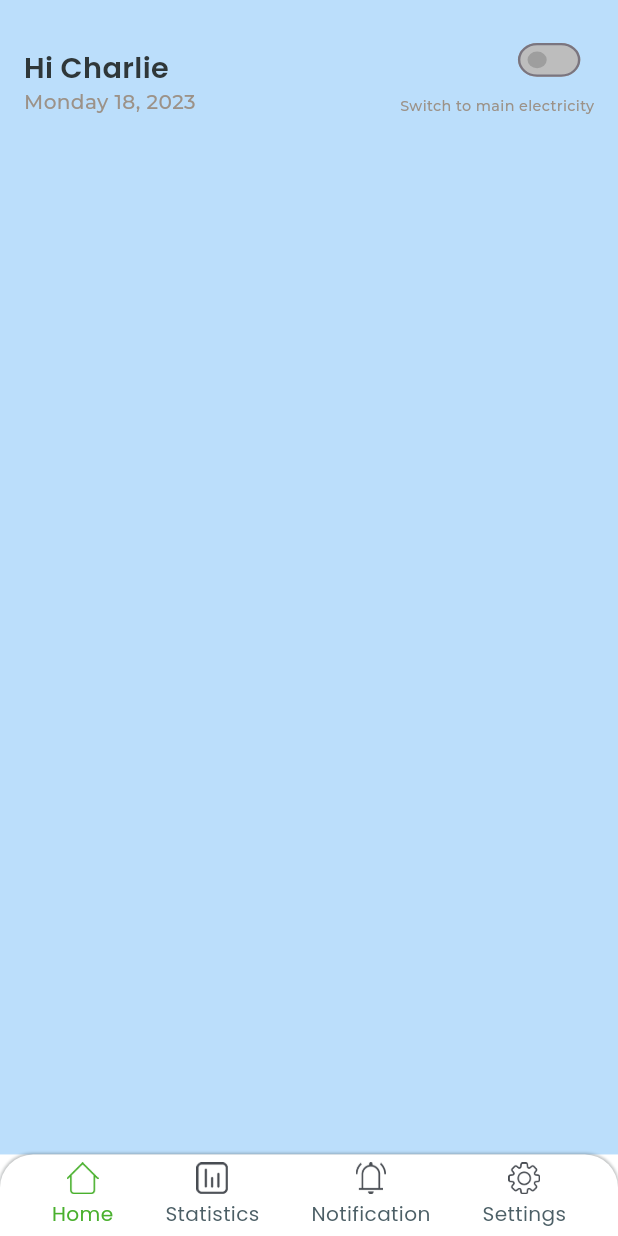
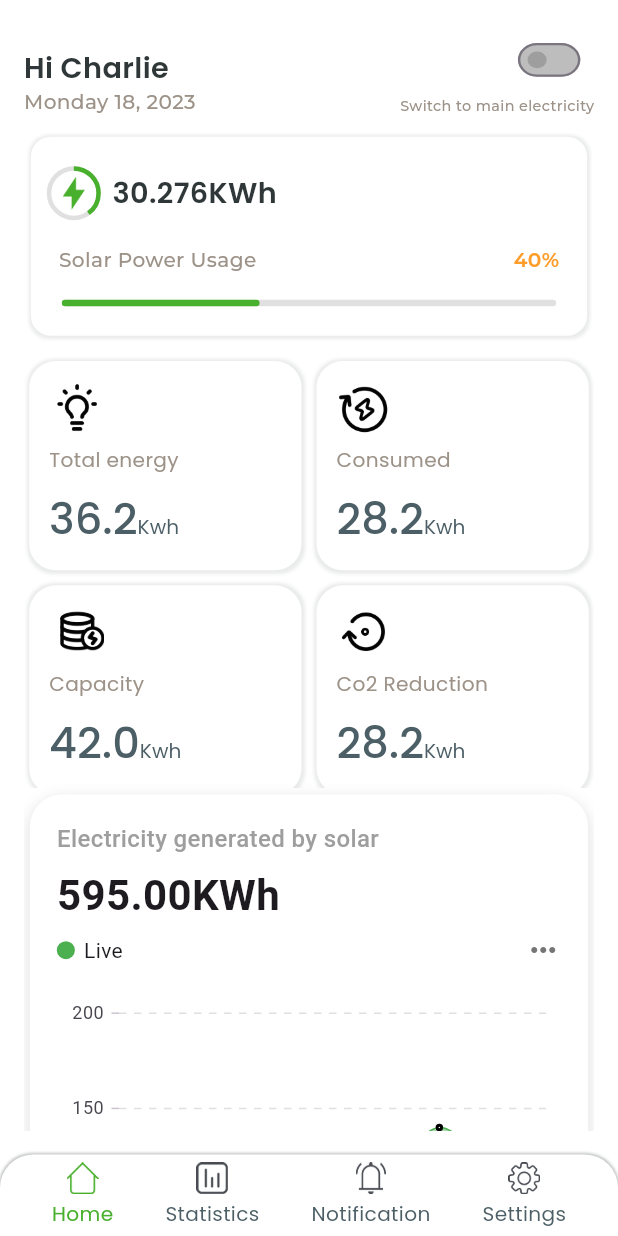
Before and after one commit to DevByShahzaib/SOLAR-APP, a Flutter app: the NavigationView screen opened directly, on a phone screen of 412 x 824 dp. Run offline on Flutter 3.47's test engine with Material 3 defaults, Android fonts, the phone set to English and light mode, and no system bars; drawn by our look-alikes of percent_indicator; our stand-ins replace flutter_screenutil, flutter_svg, get, google_fonts, pinput, syncfusion_flutter_charts; missing offline and left inert: mobile_scanner.

Commit message:
home screen ui completed

```diff
--- a/lib/ui/home/home_controller.dart
+++ b/lib/ui/home/home_controller.dart
@@ -1,5 +1,62 @@
 import 'package:get/get.dart';
+
+import '../../utils/assets.dart';
 
 class HomeController extends GetxController {
   bool isSwitch = false;
+  var percent = 0.4.obs; // 0.0 → 1.0
+
+  void updatePercent(double value) {
+    percent.value = value;
+  }
+
+  List<Map<String, dynamic>> energySummary = [
+    {
+      "icons": [
+        Assets.tubelightIcon,
+        Assets.consumptionIcon,
+        Assets.powerCapacityIcon,
+        Assets.resetIcon
+      ],
+    },
+    {
+      "titles": [
+        "Total energy",
+        "Consumed",
+        "Capacity",
+        "Co2 Reduction",
+      ]
+    },
+    {
+      "power": [
+        "36.2",
+        "28.2",
+        "42.0",
+        "28.2",
+      ]
+    }
+  ];
+
+  List<PowerData> chartData = [
+    PowerData("13:00", 80),
+    PowerData("14:00", 120),
+    PowerData("15:00", 60),
+    PowerData("16:00", 95),
+    PowerData("17:00", 140),
+    PowerData("18:00", 100),
+  ];
+
+  double get totalKwh => chartData.fold(0.0, (sum, item) => sum + item.kwh);
+
+  void updateChart(List<PowerData> newData) {
+    chartData = newData;
+    update(); // refresh GetBuilder
+  }
 }
+
+class PowerData {
+  final String time;
+  final double kwh;
+
+  PowerData(this.time, this.kwh);
+}
--- a/lib/ui/home/home_view.dart
+++ b/lib/ui/home/home_view.dart
@@ -1,8 +1,16 @@
 import 'package:flutter/material.dart';
 import 'package:flutter_screenutil/flutter_screenutil.dart';
 import 'package:get/get.dart';
+import 'package:percent_indicator/circular_percent_indicator.dart';
+import 'package:percent_indicator/linear_percent_indicator.dart';
 import 'package:solar_app/ui/home/home_controller.dart';
 import 'package:solar_app/utils/app_text_styles.dart';
+
+import '../../utils/app_colors.dart';
+import '../../utils/assets.dart';
+import 'widgets/power_view.dart';
+import 'widgets/solar_power_usage_container.dart';
+import 'widgets/title_with_switch.dart';
 
 class HomeView extends StatelessWidget {
   const HomeView({super.key});
@@ -15,53 +23,67 @@ class HomeView extends StatelessWidget {
     return Container(
         padding: EdgeInsets.all(18.r),
         alignment: Alignment.center,
-        color: Colors.blue.shade100,
-        child: Column(
-          children: [
-            Row(
-              crossAxisAlignment: CrossAxisAlignment.end,
-              mainAxisAlignment: MainAxisAlignment.spaceBetween,
-              children: [
-                Container(
-                  child: Column(
-                    crossAxisAlignment: CrossAxisAlignment.start,
-                    children: [
-                      Text("Hi Charlie",
-                          style: AppTextStyles.pop600blueblack20),
-                      Text("Monday 18, 2023",
-                          style: AppTextStyles.mon500liteGrey14),
-                    ],
+        // color: Colors.blue.shade100,
+        color: AppColors.fullWhiteColor,
+        child: SingleChildScrollView(
+          child: Column(
+            children: [
+              TitleWithSwitch(ctr: ctr),
+              SizedBox(height: 15.h),
+              SolarPowerUsageContainer(ctr: ctr),
+              SizedBox(height: 15.h),
+              SizedBox(
+                height: context.height * 0.35,
+                child: GridView.builder(
+                  physics: NeverScrollableScrollPhysics(),
+                  padding: EdgeInsets.all(4.r),
+                  gridDelegate: const SliverGridDelegateWithFixedCrossAxisCount(
+                    childAspectRatio: 1.3,
+                    crossAxisCount: 2, // 2 boxes per row
+                    crossAxisSpacing: 10,
+                    mainAxisSpacing: 10,
                   ),
+                  itemCount: 4, // total 4 boxes
+                  itemBuilder: (context, index) {
+                    return Container(
+                        padding: EdgeInsets.all(15.r),
+                        decoration: BoxDecoration(
+                            color: AppColors.fullWhiteColor,
+                            boxShadow: [
+                              BoxShadow(
+                                  color:
+                                      AppColors.blueBlackColor.withOpacity(0.1),
+                                  spreadRadius: 1.5,
+                                  blurRadius: 1.2,
+                                  offset: Offset(0.25, 0.5))
+                            ],
+                            borderRadius: BorderRadius.circular(20.r)),
+                        child: Column(
+                          mainAxisAlignment: MainAxisAlignment.spaceBetween,
+                          crossAxisAlignment: CrossAxisAlignment.start,
+                          children: [
+                            Image.asset(ctr.energySummary[0]['icons'][index],
+                                width: 40.w, height: 40.h),
+                            Text(ctr.energySummary[1]['titles'][index],
+                                style: AppTextStyles.pop400darkGrey14
+                                    .copyWith(color: AppColors.liteGreyColor)),
+                            RichText(
+                                text: TextSpan(
+                                    text: ctr.energySummary[2]['power'][index],
+                                    style: AppTextStyles.pop500darkGrey30,
+                                    children: [
+                                  TextSpan(
+                                      text: "Kwh",
+                                      style: AppTextStyles.pop400darkGrey14)
+                                ]))
+                          ],
+                        ));
+                  },
                 ),
-                Container(
-                  child: Column(
-                    crossAxisAlignment: CrossAxisAlignment.end,
-                    children: [
-                      Transform.scale(
-                        scaleY: 0.7,
-                        scaleX: 0.8,
-                        child: GetBuilder<HomeController>(builder: (_) {
-                          return Switch(
-                            value: ctr.isSwitch,
-                            onChanged: (value) {
-                              ctr.isSwitch = value;
-                              ctr.update();
-                            },
-                            activeColor: Colors.white,
-                            activeTrackColor: Colors.green,
-                            inactiveThumbColor: Colors.grey,
-                            inactiveTrackColor: Colors.grey.shade400,
-                          );
-                        }),
-                      ),
-                      Text("Switch to main electricity",
-                          style: AppTextStyles.mon500liteGrey10),
-                    ],
-                  ),
-                ),
-              ],
-            )
-          ],
+              ),
+              PowerView()
+            ],
+          ),
         ));
   }
 }
--- /dev/null
+++ b/lib/ui/home/widgets/power_chart.dart
@@ -0,0 +1,68 @@
+import 'package:flutter/material.dart';
+import 'package:get/get.dart';
+import 'package:syncfusion_flutter_charts/charts.dart';
+
+import '../home_controller.dart';
+
+class PowerChart extends StatelessWidget {
+  const PowerChart({super.key, required this.data});
+
+  final List<PowerData> data;
+
+  @override
+  Widget build(BuildContext context) {
+    final tooltip = TooltipBehavior(
+      enable: true,
+      canShowMarker: true,
+      header: "",
+      color: Colors.black87,
+      textStyle: const TextStyle(color: Colors.white),
+    );
+
+    return SfCartesianChart(
+      tooltipBehavior: tooltip,
+      plotAreaBorderWidth: 0,
+      primaryXAxis: CategoryAxis(
+        majorGridLines: const MajorGridLines(width: 0),
+        labelStyle: const TextStyle(fontSize: 12),
+      ),
+      primaryYAxis: NumericAxis(
+        minimum: 0,
+        maximum: 200,
+        interval: 50,
+        majorGridLines: MajorGridLines(
+          width: 1,
+          dashArray: [5, 5],
+          color: Colors.grey.shade300,
+        ),
+        axisLine: const AxisLine(width: 0),
+      ),
+      series: [
+        SplineAreaSeries<PowerData, String>(
+          dataSource: data,
+          xValueMapper: (PowerData d, _) => d.time,
+          yValueMapper: (PowerData d, _) => d.kwh,
+          name: "Power",
+          gradient: LinearGradient(
+            colors: [
+              Colors.green.withOpacity(0.5),
+              Colors.green.withOpacity(0.1),
+            ],
+            begin: Alignment.topCenter,
+            end: Alignment.bottomCenter,
+          ),
+          borderColor: Colors.green,
+          borderWidth: 1,
+          markerSettings: const MarkerSettings(
+
+            isVisible: true,
+            shape: DataMarkerType.circle,
+            width: 3,
+            height: 3,
+            borderColor: Colors.black,
+          ),
+        )
+      ],
+    );
+  }
+}
--- /dev/null
+++ b/lib/ui/home/widgets/power_view.dart
@@ -0,0 +1,76 @@
+import 'package:flutter/material.dart';
+import 'package:get/get.dart';
+
+import '../home_controller.dart';
+import 'power_chart.dart';
+
+class PowerView extends StatelessWidget {
+  PowerView({super.key});
+
+  final HomeController ctr = Get.put(HomeController());
+
+  @override
+  Widget build(BuildContext context) {
+    return Padding(
+      padding: const EdgeInsets.all(4.0),
+      child: Container(
+        padding: const EdgeInsets.all(18),
+        decoration: BoxDecoration(
+          color: Colors.white,
+          borderRadius: BorderRadius.circular(22),
+          boxShadow: [
+            BoxShadow(
+              color: Colors.black12,
+              blurRadius: 8,
+              offset: Offset(0, 3),
+            ),
+          ],
+        ),
+        child: GetBuilder<HomeController>(
+          builder: (_) {
+            return Column(
+              crossAxisAlignment: CrossAxisAlignment.start,
+              children: [
+                const Text(
+                  "Electricity generated by solar",
+                  style: TextStyle(
+                    fontSize: 16,
+                    color: Colors.grey,
+                    fontWeight: FontWeight.w500,
+                  ),
+                ),
+                const SizedBox(height: 6),
+                Text(
+                  "${ctr.totalKwh.toStringAsFixed(2)}KWh",
+                  style: const TextStyle(
+                    fontSize: 28,
+                    fontWeight: FontWeight.bold,
+                  ),
+                ),
+                const SizedBox(height: 5),
+                Row(
+                  children: [
+                    Container(
+                      width: 12,
+                      height: 12,
+                      decoration: const BoxDecoration(
+                        color: Colors.green,
+                        shape: BoxShape.circle,
+                      ),
+                    ),
+                    const SizedBox(width: 6),
+                    const Text("Live"),
+                    const Spacer(),
+                    Icon(Icons.more_horiz, color: Colors.grey.shade600),
+                  ],
+                ),
+                const SizedBox(height: 20),
+                PowerChart(data: ctr.chartData),
+              ],
+            );
+          },
+        ),
+      ),
+    );
+  }
+}
--- /dev/null
+++ b/lib/ui/home/widgets/solar_power_usage_container.dart
@@ -0,0 +1,99 @@
+
+import 'package:flutter/material.dart';
+import 'package:flutter_screenutil/flutter_screenutil.dart';
+import 'package:get/get.dart';
+import 'package:percent_indicator/circular_percent_indicator.dart';
+import 'package:percent_indicator/linear_percent_indicator.dart';
+
+import '../../../utils/app_colors.dart';
+import '../../../utils/app_text_styles.dart';
+import '../../../utils/assets.dart';
+import '../home_controller.dart';
+
+class SolarPowerUsageContainer extends StatelessWidget {
+  const SolarPowerUsageContainer({
+    super.key,
+    required this.ctr,
+  });
+
+  final HomeController ctr;
+
+  @override
+  Widget build(BuildContext context) {
+    return Container(
+        padding: EdgeInsets.all(12.r),
+        decoration: BoxDecoration(
+            color: AppColors.fullWhiteColor,
+            boxShadow: [
+              BoxShadow(
+                  color: AppColors.blueBlackColor.withOpacity(0.1),
+                  spreadRadius: 1.5,
+                  blurRadius: 1.2,
+                  offset: Offset(0.25, 0.5))
+            ],
+            borderRadius: BorderRadius.circular(15.r)),
+        height: 150.h,
+        width: context.width * 0.9,
+        child: Column(
+          mainAxisAlignment: MainAxisAlignment.spaceEvenly,
+          crossAxisAlignment: CrossAxisAlignment.start,
+          children: [
+            Row(
+              children: [
+                Obx(() => CircularPercentIndicator(
+                    radius: 18,
+                    lineWidth: 3,
+                    percent: ctr.percent.value, // 0 → 1
+                    animation: true,
+                    animationDuration: 800,
+                    progressColor: AppColors.appThemeColor,
+                    backgroundColor: Colors.grey.shade300,
+                    center: Image.asset(Assets.powerIcon,
+                        width: 25.w, height: 25.h)
+                    // Text(
+                    //   "${(ctr.percent.value * 100).toInt()}%",
+                    //   style: TextStyle(
+                    //       fontSize: 10, fontWeight: FontWeight.bold),
+                    // ),
+                    )),
+                SizedBox(width: 8.w),
+                Text(
+                  "30.276KWh",
+                  style: AppTextStyles.pop600blueblack20,
+                )
+              ],
+            ),
+            // SizedBox(height: 10.h),
+            Padding(
+              padding: const EdgeInsets.all(8.0),
+              child: Row(
+                mainAxisAlignment: MainAxisAlignment.spaceBetween,
+                children: [
+                  Text("Solar Power Usage",
+                      style: AppTextStyles.mon500liteGrey14),
+                  Text(
+                    "${(ctr.percent.value * 100).toInt()}%",
+                    style: AppTextStyles.mon600orange10,
+                  )
+                ],
+              ),
+            ),
+            Obx(() => LinearPercentIndicator(
+                  // width: 200.w, // set width as needed
+                  lineHeight: 5.h,
+                  percent: ctr.percent.value, // same 0.0 → 1.0 value
+                  animation: true,
+                  animationDuration: 800,
+                  progressColor: AppColors.appThemeColor,
+                  backgroundColor: Colors.grey.shade300,
+                  barRadius: const Radius.circular(8),
+                  // center: Text(
+                  //   "${(ctr.percent.value * 100).toInt()}%", // show "40%" etc.
+                  //   style: const TextStyle(
+                  //       fontSize: 12, fontWeight: FontWeight.bold),
+                  // ),
+                ))
+          ],
+        ));
+  }
+}
--- /dev/null
+++ b/lib/ui/home/widgets/title_with_switch.dart
@@ -0,0 +1,62 @@
+
+import 'package:flutter/material.dart';
+import 'package:get/get.dart';
+
+import '../../../utils/app_text_styles.dart';
+import '../home_controller.dart';
+
+class TitleWithSwitch extends StatelessWidget {
+  const TitleWithSwitch({
+    super.key,
+    required this.ctr,
+  });
+
+  final HomeController ctr;
+
+  @override
+  Widget build(BuildContext context) {
+    return Row(
+      crossAxisAlignment: CrossAxisAlignment.end,
+      mainAxisAlignment: MainAxisAlignment.spaceBetween,
+      children: [
+        Container(
+          child: Column(
+            crossAxisAlignment: CrossAxisAlignment.start,
+            children: [
+              Text("Hi Charlie",
+                  style: AppTextStyles.pop600blueblack20),
+              Text("Monday 18, 2023",
+                  style: AppTextStyles.mon500liteGrey14),
+            ],
+          ),
+        ),
+        Container(
+          child: Column(
+            crossAxisAlignment: CrossAxisAlignment.end,
+            children: [
+              Transform.scale(
+                scaleY: 0.7,
+                scaleX: 0.8,
+                child: GetBuilder<HomeController>(builder: (_) {
+                  return Switch(
+                    value: ctr.isSwitch,
+                    onChanged: (value) {
+                      ctr.isSwitch = value;
+                      ctr.update();
+                    },
+                    activeColor: Colors.white,
+                    activeTrackColor: Colors.green,
+                    inactiveThumbColor: Colors.grey,
+                    inactiveTrackColor: Colors.grey.shade400,
+                  );
+                }),
+              ),
+              Text("Switch to main electricity",
+                  style: AppTextStyles.mon500liteGrey10),
+            ],
+          ),
+        ),
+      ],
+    );
+  }
+}
--- a/lib/utils/app_colors.dart
+++ b/lib/utils/app_colors.dart
@@ -6,4 +6,5 @@ class AppColors {
   static const Color darkBlueGreyColor  = Color(0xff4C5F66);
   static const Color liteGreyColor  = Color(0xff9C9288);
   static const Color fullWhiteColor  = Color(0xffFFFFFF);
+  static const Color orangeColor  = Color(0xffFF9D2A);
 }
--- a/lib/utils/app_text_styles.dart
+++ b/lib/utils/app_text_styles.dart
@@ -22,6 +22,10 @@ class AppTextStyles {
       fontSize: 16.sp,
       color: AppColors.fullWhiteColor,
       fontWeight: FontWeight.w500);
+  static TextStyle pop500darkGrey30 = GoogleFonts.poppins(
+      fontSize: 30.sp,
+      color: AppColors.darkBlueGreyColor,
+      fontWeight: FontWeight.w500);
   static TextStyle pop400green14 = GoogleFonts.poppins(
       fontSize: 14.sp,
       color: AppColors.appThemeColor,
@@ -41,4 +45,8 @@ class AppTextStyles {
       fontSize: 10.sp,
       color: AppColors.liteGreyColor,
       fontWeight: FontWeight.w500);
+  static TextStyle mon600orange10 = GoogleFonts.montserrat(
+      fontSize: 14.sp,
+      color: AppColors.orangeColor,
+      fontWeight: FontWeight.w600);
 }
--- a/lib/utils/assets.dart
+++ b/lib/utils/assets.dart
@@ -14,4 +14,9 @@ class Assets {
   static const String statisticsIcon = "assets/icons/statistics_icon.png";
   static const String notificationIcon = "assets/icons/notification_icon.png";
   static const String settingsIcon = "assets/icons/settings_icon.png";
+  static const String powerIcon = "assets/icons/power_icon.png";
+  static const String tubelightIcon = "assets/icons/lightbulb_icon.png";
+  static const String consumptionIcon = "assets/icons/consumption_icon.png";
+  static const String powerCapacityIcon = "assets/icons/power_capacity_icon.png";
+  static const String resetIcon = "assets/icons/reset_icon.png";
 }
--- a/pubspec.yaml
+++ b/pubspec.yaml
@@ -40,6 +40,8 @@ dependencies:
   flutter_screenutil: ^5.9.3
   pinput: ^5.0.0
   mobile_scanner: ^6.0.2
+  percent_indicator: ^4.2.5
+  syncfusion_flutter_charts: ^29.1.38
 
 
 dev_dependencies:
```
Also changed, not shown: assets/icons/consumption_icon.png (added), assets/icons/lightbulb_icon.png (added), assets/icons/power_capacity_icon.png (added), assets/icons/power_icon.png (added), assets/icons/reset_icon.png (added), pubspec.lock.
